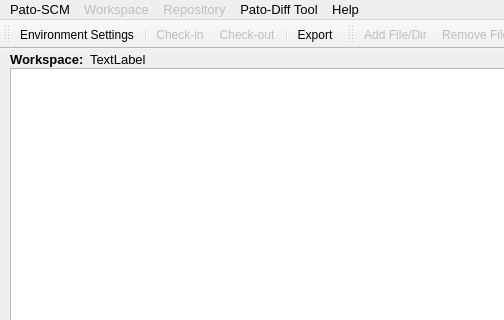
Qt form patoGUI/mainwindow.ui (matherthal/pato-scm) before a commit; both pictures show x 0 to 504 and y 0 to 320 of the 800 by 500 pixel window.
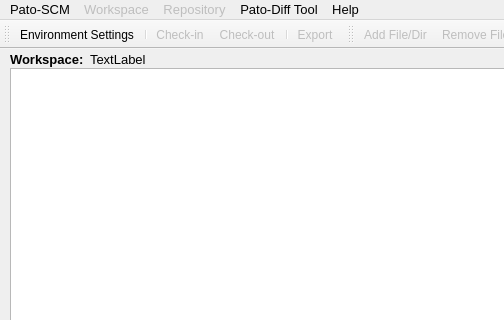
The same form after that commit. Icons and pictures are not drawn.

```diff
--- a/patoGUI/mainwindow.ui
+++ b/patoGUI/mainwindow.ui
@@ -315,6 +315,9 @@
    </property>
   </action>
   <action name="actionExport">
+   <property name="enabled">
+    <bool>false</bool>
+   </property>
    <property name="icon">
     <iconset resource="mainwindow.qrc">
      <normaloff>:/new/icons/exporticon</normaloff>:/new/icons/exporticon</iconset>
```
